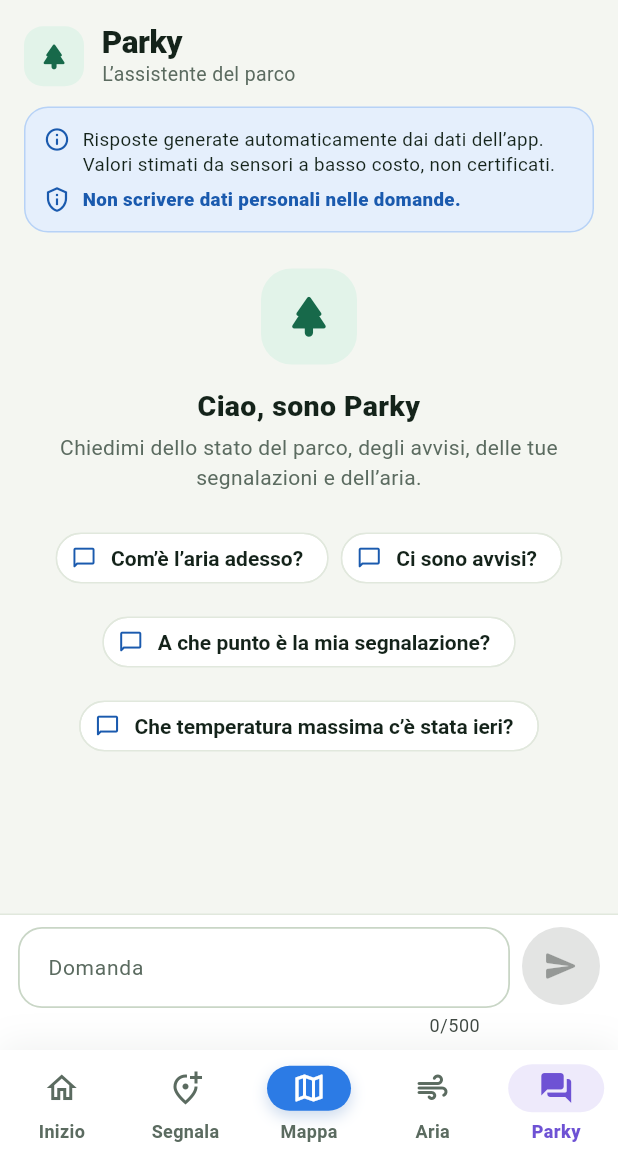
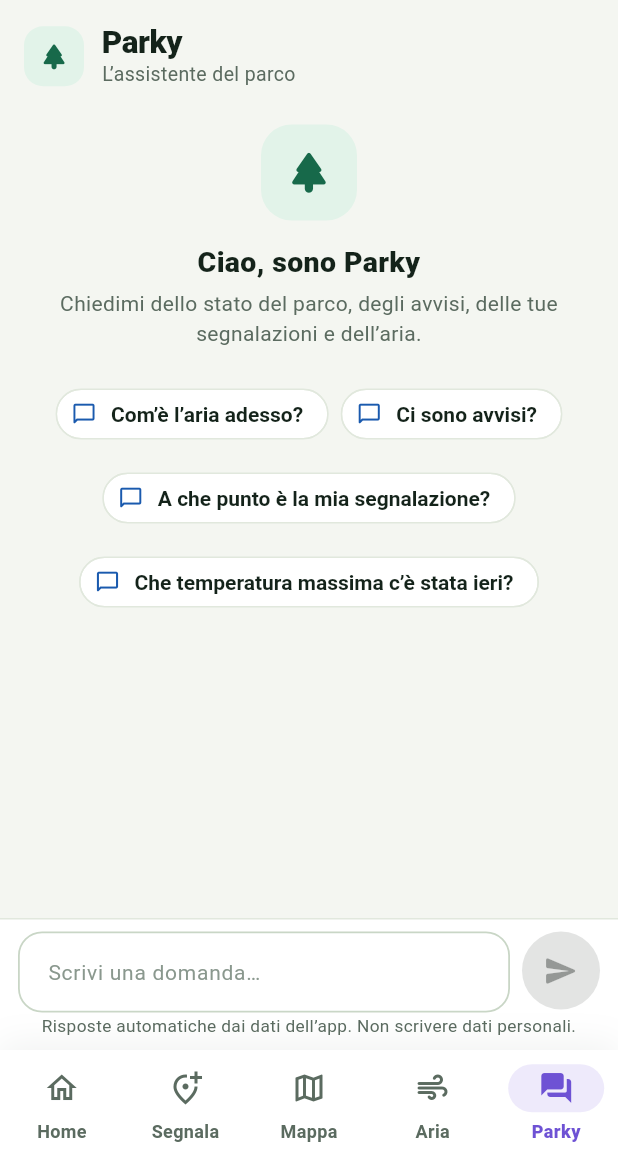
Before and after one commit to Tiapelle05/CityzenApp, a Flutter app: the NavigazionePrincipale screen opened directly with empty values, item 5 of the bottom bar chosen, on a phone screen of 412 x 824 dp, the part 78-1236 px from its top. Run offline on Flutter 3.47's test engine with Material 3 defaults, Android fonts, the phone set to English and light mode, and no system bars; our stand-ins replace fl_chart, flutter_map, geolocator, image_picker, latlong2, shared_preferences; accounts and stored records are empty.

Commit message:
Tab più semplici e Parky senza codici SEG
- Barra in basso: si accende solo la scheda aperta (la Mappa non è più sempre piena); «Inizio» diventa «Home»
- Home: tolti i doppioni di Segnala e Parky, entra «Le mie segnalazioni»
- Mappa: i quattro filtri per stato diventano un solo menu «Stato»; dopo un invio si apre su «Mie»
- Parky: avvertenze in una riga piccola sotto il campo, contatore solo vicino al limite, campo «Scrivi una domanda…»
- Demo di Parky: la risposta sulle segnalazioni non cita più il codice SEG-…

Co-Authored-By: Claude Opus 5.5 <noreply@anthropic.com>
Claude-Session: https://claude.ai/code/session_01JGdhATURLXo9AD6GsCcuao

```diff
--- a/lib/api/mock_treeyes_api.dart
+++ b/lib/api/mock_treeyes_api.dart
@@ -117,7 +117,7 @@ class MockTreeyesApi implements TreeyesApi {
       final r = mie.first;
       return _risposta(
         base,
-        'La tua segnalazione più recente (${r['code']}, ${r['category_label']}) è «${r['status_label']}».',
+        'La tua segnalazione più recente (${r['category_label']}) è «${r['status_label']}».',
         [AssistantSource(type: TipiFonte.miaSegnalazione, id: (r['id'] as num).toInt())],
       );
     }
--- a/lib/assistente/schermata_assistente.dart
+++ b/lib/assistente/schermata_assistente.dart
@@ -189,7 +189,6 @@ class _SchermataAssistenteState extends State<SchermataAssistente> {
         child: Column(
           children: [
             if (widget.incorporata) _intestazione(),
-            _avvertenze(),
             Expanded(child: _messaggi.isEmpty ? _vuota() : _conversazione()),
             _barraInvio(),
           ],
@@ -233,7 +232,13 @@ class _SchermataAssistenteState extends State<SchermataAssistente> {
                 children: [
                   const Text(
                     nomeAssistente,
-                    style: TextStyle(fontSize: 21, height: 1.15, fontWeight: FontWeight.w800, color: testo, letterSpacing: -.3),
+                    style: TextStyle(
+                      fontSize: 21,
+                      height: 1.15,
+                      fontWeight: FontWeight.w800,
+                      color: testo,
+                      letterSpacing: -.3,
+                    ),
                   ),
                   Text(
                     s.t('L’assistente del parco', 'Your park assistant'),
@@ -252,50 +257,20 @@ class _SchermataAssistenteState extends State<SchermataAssistente> {
     );
   }
 
+  /// Avvertenze in piccolo sotto il campo: prima occupavano mezzo schermo in alto.
   Widget _avvertenze() {
     final s = widget.s;
-    final disclaimer =
-        _disclaimer ??
-        s.t(
-          disclaimerPredefinito,
-          'Answers are generated automatically from the app’s data. Values estimated by low-cost, non-certified sensors.',
-        );
-    return Container(
-      width: double.infinity,
-      margin: const EdgeInsets.fromLTRB(16, 4, 16, 8),
-      padding: const EdgeInsets.all(12),
-      decoration: BoxDecoration(
-        color: cieloChiaro,
-        borderRadius: BorderRadius.circular(16),
-        border: Border.all(color: cielo.withValues(alpha: .25)),
-      ),
-      child: Column(
-        crossAxisAlignment: CrossAxisAlignment.start,
-        children: [
-          Row(
-            crossAxisAlignment: CrossAxisAlignment.start,
-            children: [
-              const Icon(Icons.info_outline_rounded, size: 18, color: cieloScuro),
-              const SizedBox(width: 8),
-              Expanded(
-                child: Text(disclaimer, style: const TextStyle(fontSize: 12.5, height: 1.35, color: testo)),
-              ),
-            ],
-          ),
-          const SizedBox(height: 6),
-          Row(
-            children: [
-              const Icon(Icons.privacy_tip_outlined, size: 18, color: cieloScuro),
-              const SizedBox(width: 8),
-              Expanded(
+    return Padding(
+      padding: const EdgeInsets.fromLTRB(4, 2, 4, 0),
       child: Text(
-                  s.t('Non scrivere dati personali nelle domande.', 'Do not write personal data in your questions.'),
-                  style: const TextStyle(fontSize: 12.5, fontWeight: FontWeight.w800, color: cieloScuro),
-                ),
-              ),
-            ],
-          ),
-        ],
+        _disclaimer == null
+            ? s.t(
+                'Risposte automatiche dai dati dell’app. Non scrivere dati personali.',
+                'Automatic answers from the app’s data. Do not write personal data.',
+              )
+            : '$_disclaimer ${s.t('Non scrivere dati personali.', 'Do not write personal data.')}',
+        textAlign: TextAlign.center,
+        style: const TextStyle(fontSize: 11.5, height: 1.3, color: testoSecondario),
       ),
     );
   }
@@ -522,7 +497,10 @@ class _SchermataAssistenteState extends State<SchermataAssistente> {
         color: superficie,
         border: Border(top: BorderSide(color: bordo)),
       ),
-      child: Row(
+      child: Column(
+        mainAxisSize: MainAxisSize.min,
+        children: [
+          Row(
             crossAxisAlignment: CrossAxisAlignment.end,
             children: [
               Expanded(
@@ -536,16 +514,15 @@ class _SchermataAssistenteState extends State<SchermataAssistente> {
                   textInputAction: TextInputAction.send,
                   textCapitalization: TextCapitalization.sentences,
                   onSubmitted: puoInviare ? (_) => _invia() : null,
-              decoration: InputDecoration(
-                hintText: s.t('Scrivi a $nomeAssistente…', 'Message $nomeAssistente…'),
-                labelText: s.t('Domanda', 'Question'),
-                floatingLabelBehavior: FloatingLabelBehavior.never,
-              ),
+                  decoration: InputDecoration(hintText: s.t('Scrivi una domanda…', 'Ask a question…')),
+                  // Il contatore compare solo vicino al limite.
+                  buildCounter: (_, {required currentLength, required isFocused, maxLength}) =>
+                      maxLength != null && currentLength > maxLength - 100 ? Text('$currentLength/$maxLength') : null,
                 ),
               ),
               const SizedBox(width: 8),
               Padding(
-            padding: const EdgeInsets.only(bottom: 22),
+                padding: const EdgeInsets.only(bottom: 2),
                 child: IconButton.filled(
                   tooltip: s.t('Invia', 'Send'),
                   style: IconButton.styleFrom(minimumSize: const Size(52, 52), backgroundColor: foresta),
@@ -559,6 +536,9 @@ class _SchermataAssistenteState extends State<SchermataAssistente> {
                       : const Icon(Icons.send_rounded),
                 ),
               ),
+            ],
+          ),
+          _avvertenze(),
         ],
       ),
     );
--- a/lib/main.dart
+++ b/lib/main.dart
@@ -114,6 +114,9 @@ class _NavigazionePrincipaleState extends State<NavigazionePrincipale>
   ];
 
   int _pagina = pInizio;
+
+  /// Dopo un invio la mappa si apre su «Mie».
+  bool _mappaMie = false;
   /// Cresce a ogni segnalazione inviata: la mappa si ricarica.
   int _invii = 0;
   /// Avvisi attivi (per il pallino sulla campanella) e se almeno uno è importante.
@@ -523,26 +526,6 @@ class _NavigazionePrincipaleState extends State<NavigazionePrincipale>
     );
   }
 
-  /// Pulsante della mappa al centro della barra: sempre pieno e un po' più grande.
-  Widget _iconaMappa(bool selezionata) => AnimatedContainer(
-        duration: durata(context, 220),
-        curve: Curves.easeOutCubic,
-        width: 56,
-        height: 30,
-        decoration: BoxDecoration(
-          color: selezionata ? cieloScuro : cielo,
-          borderRadius: BorderRadius.circular(15),
-          boxShadow: [
-            BoxShadow(
-              color: cieloScuro.withValues(alpha: selezionata ? .40 : .22),
-              blurRadius: selezionata ? 14 : 8,
-              offset: const Offset(0, 4),
-            ),
-          ],
-        ),
-        child: Icon(selezionata ? Icons.map_rounded : Icons.map_outlined, color: Colors.white, size: 24),
-      );
-
   @override
   Widget build(BuildContext context) {
     final s = Copie(widget.inglese);
@@ -557,17 +540,20 @@ class _NavigazionePrincipaleState extends State<NavigazionePrincipale>
         onAria: () => _vaiA(pAria),
         onIdee: () => _apriIdee(s),
         onAvvisi: () => _apriAvvisi(s),
-        onChiedi: () => _vaiA(pAssistente),
+        onMie: () => _apriPagina(context, null, SchermataSegnalazioni(s: s, soloMie: true)),
       ),
       SchermataSegnalazione(
         s: s,
         onInviata: () {
-          // La mappa si ricarica e mostra subito la nuova segnalazione.
-          setState(() => _invii++);
+          // La mappa si ricarica e mostra subito le tue segnalazioni, con la nuova.
+          setState(() {
+            _invii++;
+            _mappaMie = true;
+          });
           _vaiA(pMappa);
         },
       ),
-      SchermataSegnalazioni(key: ValueKey('mappa-$_invii'), s: s),
+      SchermataSegnalazioni(key: ValueKey('mappa-$_invii'), s: s, soloMie: _mappaMie),
       SchermataAmbiente(stato: _ambiente, s: s, incorporata: true),
       SchermataAssistente(s: s, incorporata: true, onFonte: (ctx, fonte) => _apriFonte(ctx, fonte, s)),
     ];
@@ -645,10 +631,10 @@ class _NavigazionePrincipaleState extends State<NavigazionePrincipale>
           boxShadow: [BoxShadow(color: Color(0x0F12261B), blurRadius: 20, offset: Offset(0, -4))],
         ),
         child: NavigationBarTheme(
-          // L'indicatore prende il colore della sezione aperta; la mappa ha già il suo pulsante pieno.
+          // L'indicatore prende il colore della sezione aperta: si accende una sola scheda alla volta.
           data: NavigationBarTheme.of(context).copyWith(
             height: 72,
-            indicatorColor: _pagina == pMappa ? Colors.transparent : accento.tinta,
+            indicatorColor: accento.tinta,
             labelTextStyle: WidgetStateProperty.resolveWith(
               (stati) => TextStyle(
                 fontSize: 12,
@@ -671,7 +657,7 @@ class _NavigazionePrincipaleState extends State<NavigazionePrincipale>
               NavigationDestination(
                 icon: const Icon(Icons.home_outlined),
                 selectedIcon: const Icon(Icons.home_rounded),
-                label: s.t('Inizio', 'Home'),
+                label: s.t('Home', 'Home'),
               ),
               NavigationDestination(
                 icon: const Icon(Icons.add_location_alt_outlined),
@@ -679,8 +665,8 @@ class _NavigazionePrincipaleState extends State<NavigazionePrincipale>
                 label: s.t('Segnala', 'Report'),
               ),
               NavigationDestination(
-                icon: _iconaMappa(false),
-                selectedIcon: _iconaMappa(true),
+                icon: const Icon(Icons.map_outlined),
+                selectedIcon: const Icon(Icons.map_rounded),
                 label: s.t('Mappa', 'Map'),
               ),
               NavigationDestination(
@@ -715,8 +701,8 @@ class SchermataInizio extends StatefulWidget {
   final VoidCallback? onAvvisi;
   /// Dati ambientali (card "Aria nel parco" e banner di allerta); senza, non compaiono.
   final StatoAmbiente? ambiente;
-  /// Apre la chat con l'assistente.
-  final VoidCallback? onChiedi;
+  /// Apre le segnalazioni del cittadino.
+  final VoidCallback? onMie;
 
   const SchermataInizio({
     super.key,
@@ -727,7 +713,7 @@ class SchermataInizio extends StatefulWidget {
     this.onIdee,
     this.onAvvisi,
     this.ambiente,
-    this.onChiedi,
+    this.onMie,
   });
 
   @override
@@ -761,20 +747,15 @@ class _SchermataInizioState extends State<SchermataInizio> {
   Widget build(BuildContext context) {
     final s = widget.s;
     final ambiente = widget.ambiente;
+    // Segnala e Parky sono già nella barra in basso: qui solo ciò che non c'è.
     final scorciatoie = [
-      _ScorciatoiaHome(
-        icona: Icons.add_location_alt_rounded,
-        etichetta: s.t('Segnala', 'Report'),
-        accento: Accento.arancio,
-        piena: true,
-        onTap: widget.onSegnalazioni,
-      ),
-      if (widget.onChiedi != null)
+      if (widget.onMie != null)
         _ScorciatoiaHome(
-          icona: Icons.forum_rounded,
-          etichetta: nomeAssistente,
-          accento: Accento.viola,
-          onTap: widget.onChiedi,
+          icona: Icons.receipt_long_rounded,
+          etichetta: s.t('Le mie segnalazioni', 'My reports'),
+          accento: Accento.arancio,
+          piena: true,
+          onTap: widget.onMie,
         ),
       _ScorciatoiaHome(
         icona: Icons.lightbulb_rounded,
@@ -912,6 +893,7 @@ class _ScorciatoiaHome extends StatelessWidget {
                     child: Text(
                       etichetta,
                       maxLines: 1,
+                      textAlign: TextAlign.center,
                       style: TextStyle(
                         fontSize: 13,
                         fontWeight: FontWeight.w800,
```
Also changed, not shown: lib/schermata_segnalazioni.dart (+39 -44 lines), 2 other files. Lines whose indentation alone changed are shown as unchanged.
